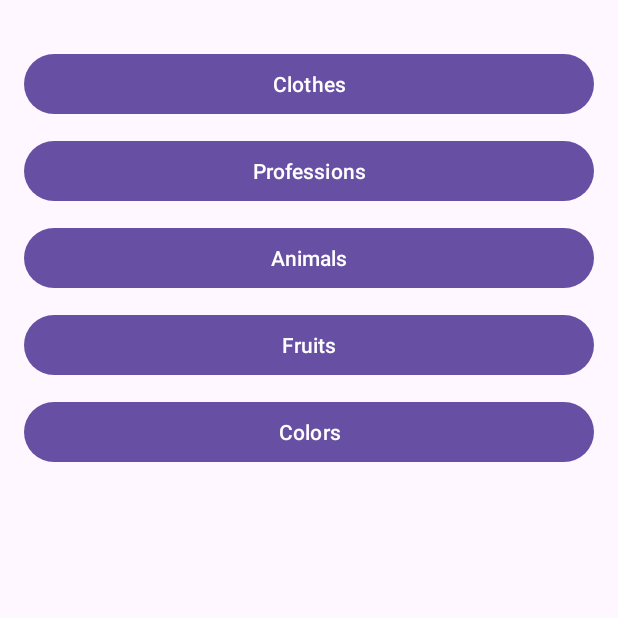
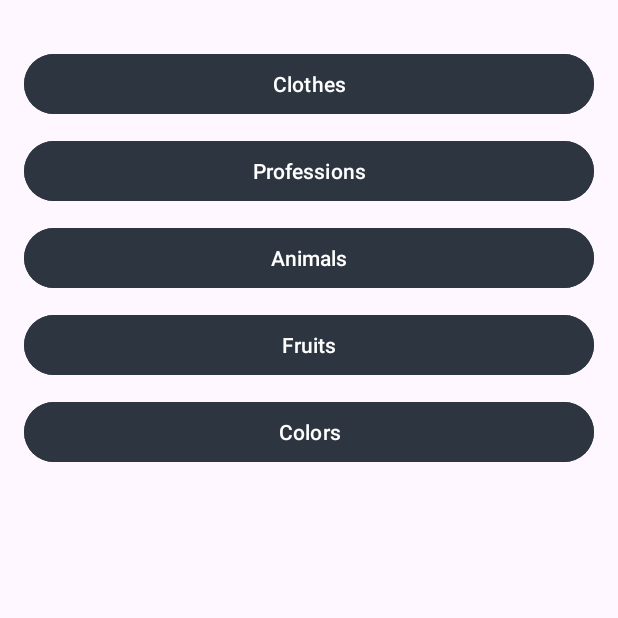
Before and after one commit to rodericussilva/FlashCards, an Android app: the CategoriesActivity screen opened directly, with no data from a screen before it, on a phone screen of 412 x 824 dp, the top half of it. Run offline under Robolectric (Android 15) with nearby library versions, the phone set to English and light mode, and no system bars.

Commit message:
Change button colors

```diff
--- a/app/src/main/res/layout/activity_categories.xml
+++ b/app/src/main/res/layout/activity_categories.xml
@@ -13,33 +13,43 @@
         android:id="@+id/categoryClothes"
         android:layout_width="match_parent"
         android:layout_height="wrap_content"
-        android:text="@string/category_clothes" />
+        android:text="@string/category_clothes"
+        android:backgroundTint="#2C3540"
+        android:textColor="#FFFFFF" />
 
     <Button
         android:id="@+id/categoryProfessions"
         android:layout_width="match_parent"
         android:layout_height="wrap_content"
         android:layout_marginTop="10dp"
-        android:text="@string/category_professions" />
+        android:text="@string/category_professions"
+        android:backgroundTint="#2C3540"
+        android:textColor="#FFFFFF" />
 
     <Button
         android:id="@+id/categoryAnimals"
         android:layout_width="match_parent"
         android:layout_height="wrap_content"
         android:layout_marginTop="10dp"
-        android:text="@string/category_animals" />
+        android:text="@string/category_animals"
+        android:backgroundTint="#2C3540"
+        android:textColor="#FFFFFF" />
 
     <Button
         android:id="@+id/categoryFruits"
         android:layout_width="match_parent"
         android:layout_height="wrap_content"
         android:layout_marginTop="10dp"
-        android:text="@string/category_fruits" />
+        android:text="@string/category_fruits"
+        android:backgroundTint="#2C3540"
+        android:textColor="#FFFFFF" />
 
     <Button
         android:id="@+id/categoryColors"
         android:layout_width="match_parent"
         android:layout_height="wrap_content"
         android:layout_marginTop="10dp"
-        android:text="@string/category_colors" />
+        android:text="@string/category_colors"
+        android:backgroundTint="#2C3540"
+        android:textColor="#FFFFFF" />
 </LinearLayout>
--- a/app/src/main/res/layout/activity_flashcards.xml
+++ b/app/src/main/res/layout/activity_flashcards.xml
@@ -37,12 +37,16 @@
         android:layout_width="match_parent"
         android:layout_height="wrap_content"
         android:text="@string/btn_next"
+        android:backgroundTint="#2C3540"
+        android:textColor="#FFFFFF"
         android:layout_marginBottom="8dp" />
 
     <Button
         android:id="@+id/btnFavorite"
         android:layout_width="match_parent"
         android:layout_height="wrap_content"
+        android:backgroundTint="#2C3540"
+        android:textColor="#FFFFFF"
         android:text="@string/btn_favorites" />
 
 </LinearLayout>
--- a/app/src/main/res/layout/activity_main.xml
+++ b/app/src/main/res/layout/activity_main.xml
@@ -29,6 +29,8 @@
         android:layout_width="match_parent"
         android:layout_height="69dp"
         android:text="@string/btn_start"
+        android:backgroundTint="#2C3540"
+        android:textColor="#FFFFFF"
         android:layout_marginTop="10dp"
         android:textSize="24sp" />
 
@@ -37,6 +39,8 @@
         android:layout_width="match_parent"
         android:layout_height="69dp"
         android:text="@string/btn_favorites"
+        android:backgroundTint="#2C3540"
+        android:textColor="#FFFFFF"
         android:layout_marginTop="10dp"
         android:textSize="24sp" />
 </LinearLayout>
```
